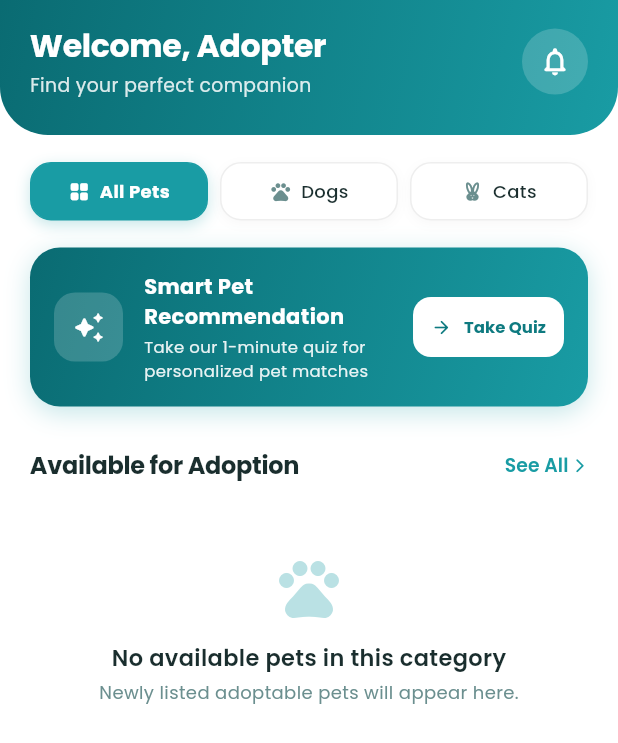
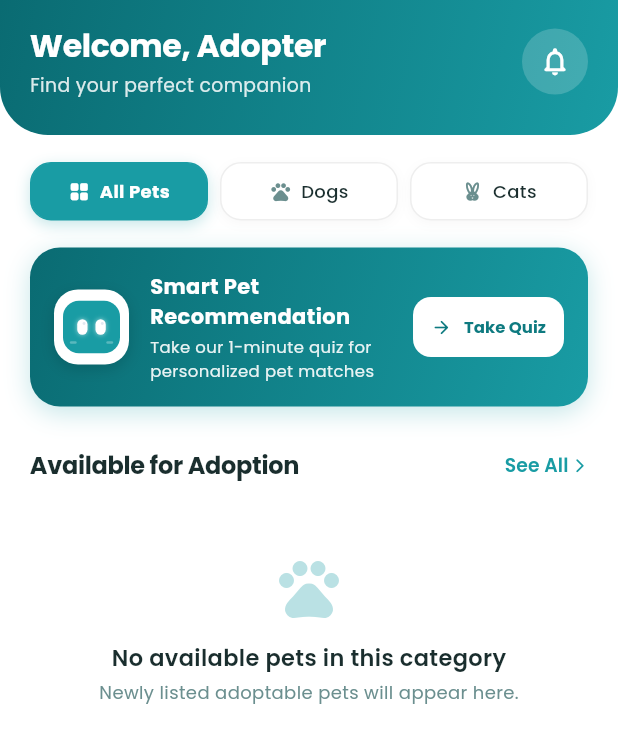
Before and after one commit to Narubotttttttt/petadopt-mobile, a Flutter app: the _HomeTab widget shown alone on an empty page, opened directly, on a phone screen of 412 x 824 dp. Shown: the top 743 px of the screen. Run offline on Flutter 3.47's test engine with Material 3 defaults, Android fonts, the phone set to English and light mode, and no system bars; our stand-ins replace firebase_auth, firebase_core, firebase_messaging, flutter_local_notifications, google_fonts, image_picker and 1 more; accounts and stored records are empty; network calls fail.

Commit message:
add animated square robot face

```diff
--- a/lib/screens/home/home_screen.dart
+++ b/lib/screens/home/home_screen.dart
@@ -5,6 +5,7 @@ import 'package:google_fonts/google_fonts.dart';
 import 'package:mobile_petadopt/services/api_service.dart';
 import 'package:mobile_petadopt/services/notification_service.dart';
 import 'package:mobile_petadopt/theme/app_theme.dart';
+import 'package:mobile_petadopt/widgets/cute_robot_loader.dart';
 import 'package:mobile_petadopt/widgets/pet_card.dart';
 import 'package:mobile_petadopt/screens/pets/pet_list_screen.dart';
 import 'package:mobile_petadopt/screens/adoption/my_applications_screen.dart';
@@ -1419,17 +1420,26 @@ class _HomeTabState extends State<_HomeTab> {
                     child: Row(
                       children: [
                         Container(
-                          width: 46,
-                          height: 46,
+                          width: 50,
+                          height: 50,
                           decoration: BoxDecoration(
-                            color: Colors.white.withValues(alpha: 0.18),
-                            borderRadius: BorderRadius.circular(14),
+                            color: Colors.white,
+                            borderRadius: BorderRadius.circular(16),
+                            boxShadow: [
+                              BoxShadow(
+                                color: Colors.black.withValues(alpha: 0.14),
+                                blurRadius: 8,
+                                offset: const Offset(0, 3),
+                              ),
+                            ],
                           ),
                           child: const Center(
-                            child: Icon(
-                              Icons.auto_awesome_rounded,
-                              color: Colors.white,
-                              size: 22,
+                            child: CuteRobotLoader(
+                              size: 38,
+                              headColor: AppTheme.primary,
+                              eyeColor: Colors.white,
+                              withShadow: false,
+                              onlyBlink: true,
                             ),
                           ),
                         ),
--- /dev/null
+++ b/lib/widgets/cute_robot_loader.dart
@@ -0,0 +1,251 @@
+import 'dart:math' as math;
+import 'package:flutter/material.dart';
+
+class CuteRobotLoader extends StatefulWidget {
+  final double size;
+  final Color headColor;
+  final Color eyeColor;
+  final bool withShadow;
+  final bool onlyBlink; // If true: eyes stay centered and only blink naturally
+
+  const CuteRobotLoader({
+    super.key,
+    this.size = 130,
+    this.headColor = const Color(0xFF199CA4), // CAWS Theme Primary Teal
+    this.eyeColor = const Color(0xFFFFFFFF),
+    this.withShadow = true,
+    this.onlyBlink = false,
+  });
+
+  @override
+  State<CuteRobotLoader> createState() => _CuteRobotLoaderState();
+}
+
+class _CuteRobotLoaderState extends State<CuteRobotLoader>
+    with SingleTickerProviderStateMixin {
+  late AnimationController _controller;
+
+  @override
+  void initState() {
+    super.initState();
+    _controller = AnimationController(
+      vsync: this,
+      duration: Duration(milliseconds: widget.onlyBlink ? 3200 : 4000),
+    )..repeat();
+  }
+
+  @override
+  void dispose() {
+    _controller.dispose();
+    super.dispose();
+  }
+
+  @override
+  Widget build(BuildContext context) {
+    return AnimatedBuilder(
+      animation: _controller,
+      builder: (context, child) {
+        final t = _controller.value;
+
+        // 1. Float animation (disabled in onlyBlink mode)
+        final headFloat = widget.onlyBlink
+            ? 0.0
+            : math.sin(t * 2 * math.pi) * (widget.size * 0.035);
+
+        // 2. Blink animation
+        double eyeScaleY = 1.0;
+        if (widget.onlyBlink) {
+          // Clean, natural blink for icon
+          if (t >= 0.88 && t < 0.92) {
+            eyeScaleY = 1.0 - ((t - 0.88) / 0.04) * 0.92;
+          } else if (t >= 0.92 && t < 0.96) {
+            eyeScaleY = 0.08 + ((t - 0.92) / 0.04) * 0.92;
+          }
+        } else {
+          // Full scanning mode blinking for loading screen
+          if (t >= 0.10 && t < 0.12) {
+            eyeScaleY = 1.0 - ((t - 0.10) / 0.02) * 0.92;
+          } else if (t >= 0.12 && t < 0.14) {
+            eyeScaleY = 0.08 + ((t - 0.12) / 0.02) * 0.92;
+          } else if (t >= 0.82 && t < 0.84) {
+            eyeScaleY = 1.0 - ((t - 0.82) / 0.02) * 0.92;
+          } else if (t >= 0.84 && t < 0.86) {
+            eyeScaleY = 0.08 + ((t - 0.84) / 0.02) * 0.92;
+          }
+        }
+
+        // 3. Eye Movement (disabled in onlyBlink mode)
+        double eyeOffsetX = 0.0;
+        double eyeOffsetY = 0.0;
+
+        if (!widget.onlyBlink) {
+          final maxShiftX = widget.size * 0.13;
+          final maxShiftY = widget.size * 0.085;
+
+          if (t < 0.18) {
+            eyeOffsetX = 0;
+            eyeOffsetY = 0;
+          } else if (t < 0.24) {
+            final p = (t - 0.18) / 0.06;
+            eyeOffsetX = -maxShiftX * Curves.easeInOut.transform(p);
+          } else if (t < 0.34) {
+            eyeOffsetX = -maxShiftX;
+          } else if (t < 0.42) {
+            final p = (t - 0.34) / 0.08;
+            eyeOffsetX = -maxShiftX + (maxShiftX * 2) * Curves.easeInOut.transform(p);
+          } else if (t < 0.52) {
+            eyeOffsetX = maxShiftX;
+          } else if (t < 0.60) {
+            final p = (t - 0.52) / 0.08;
+            eyeOffsetX = maxShiftX * (1 - Curves.easeInOut.transform(p));
+            eyeOffsetY = -maxShiftY * Curves.easeInOut.transform(p);
+          } else if (t < 0.70) {
+            eyeOffsetY = -maxShiftY;
+          } else if (t < 0.76) {
+            final p = (t - 0.70) / 0.06;
+            eyeOffsetY = -maxShiftY + (maxShiftY * 1.8) * Curves.easeInOut.transform(p);
+          } else if (t < 0.82) {
+            eyeOffsetY = maxShiftY * 0.8;
+          } else if (t < 0.88) {
+            final p = (t - 0.82) / 0.06;
+            eyeOffsetY = (maxShiftY * 0.8) * (1 - Curves.easeInOut.transform(p));
+          } else {
+            eyeOffsetX = 0;
+            eyeOffsetY = 0;
+          }
+        }
+
+        final headWidth = widget.size;
+        final headHeight = widget.size * 0.92;
+        final eyeWidth = widget.size * 0.18;
+        final eyeHeight = widget.size * 0.27;
+        final eyeGap = widget.size * 0.14;
+
+        return Transform.translate(
+          offset: Offset(0, headFloat),
+          child: Container(
+            width: headWidth,
+            height: headHeight,
+            decoration: BoxDecoration(
+              color: widget.headColor,
+              borderRadius: BorderRadius.circular(widget.size * 0.28),
+              boxShadow: widget.withShadow && widget.size > 40
+                  ? [
+                      BoxShadow(
+                        color: widget.headColor.withValues(alpha: 0.35),
+                        blurRadius: widget.size * 0.14,
+                        offset: Offset(0, widget.size * 0.06),
+                      ),
+                    ]
+                  : null,
+            ),
+            child: Stack(
+              alignment: Alignment.center,
+              children: [
+                // Animated Eyes
+                Transform.translate(
+                  offset: Offset(eyeOffsetX, eyeOffsetY),
+                  child: Row(
+                    mainAxisSize: MainAxisSize.min,
+                    children: [
+                      _buildEye(eyeWidth, eyeHeight, eyeScaleY),
+                      SizedBox(width: eyeGap),
+                      _buildEye(eyeWidth, eyeHeight, eyeScaleY),
+                    ],
+                  ),
+                ),
+                // Cute soft blush cheeks (subtle details for icon & loader)
+                if (widget.size >= 36)
+                  Positioned(
+                    bottom: headHeight * 0.18,
+                    left: headWidth * 0.12,
+                    right: headWidth * 0.12,
+                    child: Row(
+                      mainAxisAlignment: MainAxisAlignment.spaceBetween,
+                      children: [
+                        Container(
+                          width: widget.size * 0.12,
+                          height: widget.size * 0.045,
+                          decoration: BoxDecoration(
+                            color: Colors.white.withValues(alpha: 0.28),
+                            borderRadius: BorderRadius.circular(4),
+                          ),
+                        ),
+                        Container(
+                          width: widget.size * 0.12,
+                          height: widget.size * 0.045,
+                          decoration: BoxDecoration(
+                            color: Colors.white.withValues(alpha: 0.28),
+                            borderRadius: BorderRadius.circular(4),
+                          ),
+                        ),
+                      ],
+                    ),
+                  ),
+              ],
+            ),
+          ),
+        );
+      },
+    );
+  }
+
+  Widget _buildEye(double width, double height, double scaleY) {
+    return Transform.scale(
+      scaleY: scaleY,
+      alignment: Alignment.center,
+      child: Container(
+        width: width,
+        height: height,
+        decoration: BoxDecoration(
+          color: widget.eyeColor,
+          borderRadius: BorderRadius.circular(width * 0.5),
+          boxShadow: [
+            BoxShadow(
+              color: widget.eyeColor.withValues(alpha: 0.6),
+              blurRadius: math.max(2.0, width * 0.3),
+            ),
+          ],
+        ),
+        child: (scaleY > 0.4 && widget.size >= 28)
+            ? Align(
+                alignment: const Alignment(0.45, -0.55),
+                child: Container(
+                  width: width * 0.28,
+                  height: width * 0.28,
+                  decoration: const BoxDecoration(
+                    color: Color(0xFFE2E8F0),
+                    shape: BoxShape.circle,
+                  ),
+                ),
+              )
+            : null,
+      ),
+    );
+  }
+}
+
+/// Animated Cute Robot Icon for banners and buttons (Blinking only, Theme Teal by default)
+class CuteRobotIcon extends StatelessWidget {
+  final double size;
+  final Color headColor;
+  final Color eyeColor;
+
+  const CuteRobotIcon({
+    super.key,
+    this.size = 38,
+    this.headColor = const Color(0xFF199CA4), // Theme Teal
+    this.eyeColor = const Color(0xFFFFFFFF),
+  });
+
+  @override
+  Widget build(BuildContext context) {
+    return CuteRobotLoader(
+      size: size,
+      headColor: headColor,
+      eyeColor: eyeColor,
+      withShadow: false,
+      onlyBlink: true,
+    );
+  }
+}
```
Also changed, not shown: lib/screens/recommendation/match_quiz_screen.dart (+97 -21 lines).
